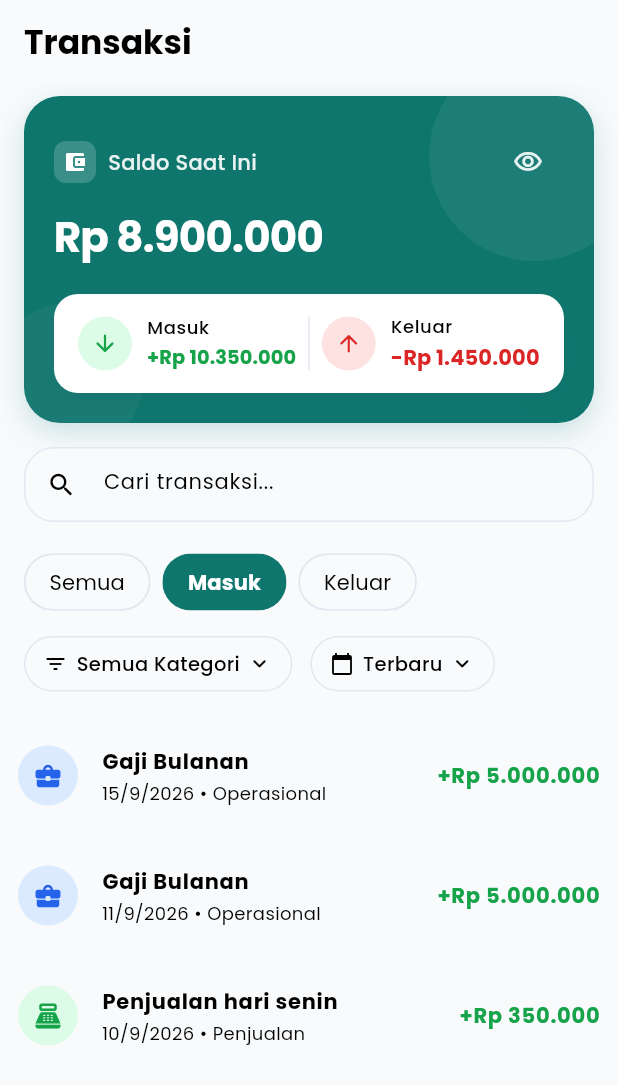
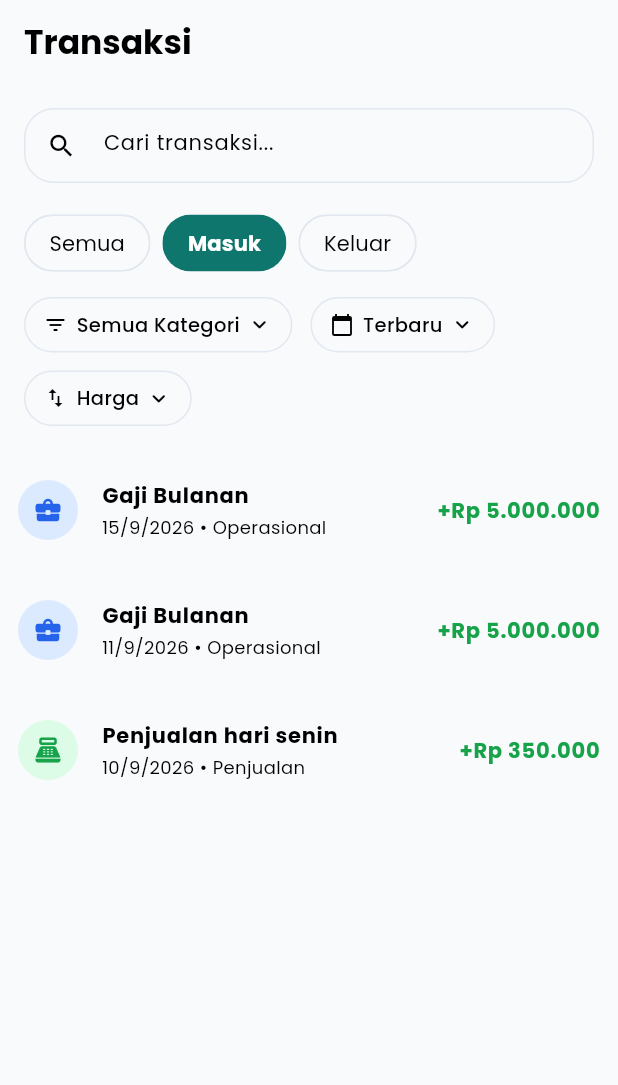
Before and after one commit to fachturrpl1/tallo, a Flutter app: the screen it shows after launch, after a tap on "Masuk", on a phone screen of 412 x 824 dp. Shown: the top 1085 px of the screen. Run offline on Flutter 3.47's test engine with Material 3 defaults, Android fonts, the phone set to English and light mode, and no system bars; our stand-ins replace google_fonts, shared_preferences.

Commit message:
feat(transactions): add price sorting and fix date sort state reset

```diff
--- a/lib/features/pages/splashscreen.dart
+++ b/lib/features/pages/splashscreen.dart
@@ -44,7 +44,7 @@ class _SplashScreenState extends State<SplashScreen> {
             mainAxisSize: MainAxisSize.min,
             children: [
               Image.asset(
-                'static/logoname.png',
+                'assets/logoname.png',
                 width: 220,
                 fit: BoxFit.contain,
               ),
--- a/lib/features/pages/transactions_page.dart
+++ b/lib/features/pages/transactions_page.dart
@@ -3,7 +3,6 @@ import 'package:tallo/features/widgets/transactions/transaction_emptystate.dart'
 import '../widgets/transactions/transaction_search_bar.dart';
 import '../widgets/transactions/transaction_category_filter.dart';
 import '../widgets/transactions/dropdown/transaction_dropdown_filter.dart';
-import '../widgets/dashboard/overview.dart';
 import '../widgets/transactions/card/transactions_card.dart';
 import '../models/transactions.dart';
 
@@ -16,19 +15,34 @@ class TransactionsPage extends StatefulWidget {
   State<TransactionsPage> createState() => _TransactionPageState();
 }
 
-enum SortOrder { latest, oldest }
+enum DateSortOrder { latest, oldest }
+enum PriceSortOrder { highest, lowest }
+enum _SortPriority { date, price}
 
 class _TransactionPageState extends State<TransactionsPage> {
   final TextEditingController _searchController = TextEditingController();
+
   bool? _selectedMasuk;
   String _searchQuery = '';
-  SortOrder _sortOrder = SortOrder.latest;
+
+  DateSortOrder _dateOrder = DateSortOrder.latest;
+  PriceSortOrder? _priceSort;
+  _SortPriority _sortPriority = _SortPriority.date;
+
   String? _selectedCategory;
 
-  String get _sortLabel =>
-      _sortOrder == SortOrder.latest ? 'Terbaru' : 'Terlama';
+  String get _sortLabel {
+    return _dateOrder == DateSortOrder.latest ? 'Terbaru' : 'Terlama';
+  }
 
-  // Helper untuk menentukan label tombol dropdown kategori
+  String get _priceSortLabel {
+    return switch (_priceSort) {
+      PriceSortOrder.highest => 'Tertinggi',
+      PriceSortOrder.lowest => 'Terendah',
+      null => 'Harga',
+    };
+  }
+
   String get _categoryLabel {
     if (_selectedCategory == null) return 'Semua Kategori';
     return Transactions.categoriesOption
@@ -47,71 +61,94 @@ class _TransactionPageState extends State<TransactionsPage> {
 
   List<Transactions> get _hasilFilter {
     final hasil = widget.transactionsList.where((t) {
-      // 1. Filter Jenis (Masuk / Keluar)
-      final bool cocokJenis =
-          _selectedMasuk == null || t.masuk == _selectedMasuk;
-
-      // 2. Filter Pencarian Teks
+      final bool cocokJenis = _selectedMasuk == null || t.masuk == _selectedMasuk;
       final String query = _searchQuery.trim().toLowerCase();
-      final bool cocokCari =
-          query.isEmpty || t.keterangan.toLowerCase().contains(query);
-
-      // 3. Filter Kategori (Diterapkan di sini)
+      final bool cocokCari = query.isEmpty || t.keterangan.toLowerCase().contains(query);
       final bool cocokKategori =
           _selectedCategory == null || t.kategori == _selectedCategory;
-
       return cocokJenis && cocokCari && cocokKategori;
     }).toList();
 
-    // Urutkan berdasarkan tanggal
-    hasil.sort((a, b) => _sortOrder == SortOrder.latest
-        ? b.tanggal.compareTo(a.tanggal)
-        : a.tanggal.compareTo(b.tanggal));
+    int compareByDate(Transactions a, Transactions b) {
+      return _dateOrder == DateSortOrder.latest
+          ? b.tanggal.compareTo(a.tanggal)
+          : a.tanggal.compareTo(b.tanggal);
+    }
+
+    int compareByPrice(Transactions a, Transactions b) {
+      if (_priceSort == null) return 0; // tidak berpengaruh kalau tidak aktif
+      return _priceSort == PriceSortOrder.highest
+          ? b.jumlah.compareTo(a.jumlah)
+          : a.jumlah.compareTo(b.jumlah);
+    }
+
+    hasil.sort((a, b) {
+      if (_sortPriority == _SortPriority.price && _priceSort != null) {
+        final primary = compareByPrice(a, b);
+        return primary != 0 ? primary : compareByDate(a, b);
+      } else {
+        final primary = compareByDate(a, b);
+        return primary != 0 ? primary : compareByPrice(a, b);
+      }
+    });
 
     return hasil;
   }
 
-  Future<void> _showSortMenu(BuildContext context) async {
+  RelativeRect _menuPositionOf(BuildContext context) {
     final RenderBox button = context.findRenderObject() as RenderBox;
     final RenderBox overlay =
         Overlay.of(context).context.findRenderObject() as RenderBox;
-    final position = RelativeRect.fromRect(
+    return RelativeRect.fromRect(
       Rect.fromPoints(
-        button.localToGlobal(Offset(0, button.size.height + 4),
-            ancestor: overlay),
-        button.localToGlobal(button.size.bottomRight(Offset.zero),
-            ancestor: overlay),
+        button.localToGlobal(Offset(0, button.size.height + 4), ancestor: overlay),
+        button.localToGlobal(button.size.bottomRight(Offset.zero), ancestor: overlay),
       ),
       Offset.zero & overlay.size,
     );
+  }
 
-    final result = await showMenu<SortOrder>(
+  Future<void> _showSortMenu(BuildContext context) async {
+    final position = _menuPositionOf(context);
+
+    final result = await showMenu<DateSortOrder>(
       context: context,
       position: position,
       items: const [
-        PopupMenuItem(value: SortOrder.latest, child: Text('Terbaru')),
-        PopupMenuItem(value: SortOrder.oldest, child: Text('Terlama')),
+        PopupMenuItem(value: DateSortOrder.latest, child: Text('Terbaru')),
+        PopupMenuItem(value: DateSortOrder.oldest, child: Text('Terlama')),
       ],
     );
 
     if (result != null) {
-      setState(() => _sortOrder = result);
+      setState(() {
+        _dateOrder = result;
+        _sortPriority = _SortPriority.date;
+      });
     }
   }
 
+  Future<void> _showPriceSortMenu(BuildContext context) async {
+    final position = _menuPositionOf(context);
+
+    final result = await showMenu<PriceSortOrder?>(
+      context: context,
+      position: position,
+      items: const [
+        PopupMenuItem(value: null, child: Text('Tidak diurutkan')),
+        PopupMenuItem(value: PriceSortOrder.highest, child: Text('Harga Tertinggi')),
+        PopupMenuItem(value: PriceSortOrder.lowest, child: Text('Harga Terendah')),
+      ],
+    );
+
+    setState(() {
+      _priceSort = result;
+      _sortPriority = result != null ? _SortPriority.price : _SortPriority.date;
+    });
+  }
+
   Future<void> _showCategoriesMenu(BuildContext context) async {
-    final RenderBox button = context.findRenderObject() as RenderBox;
-    final RenderBox overlay =
-        Overlay.of(context).context.findRenderObject() as RenderBox;
-    final position = RelativeRect.fromRect(
-      Rect.fromPoints(
-        button.localToGlobal(Offset(0, button.size.height + 4),
-            ancestor: overlay),
-        button.localToGlobal(button.size.bottomRight(Offset.zero),
-            ancestor: overlay),
-      ),
-      Offset.zero & overlay.size,
-    );
+    final position = _menuPositionOf(context);
 
     final result = await showMenu<String?>(
       context: context,
@@ -160,10 +197,6 @@ class _TransactionPageState extends State<TransactionsPage> {
       ),
       body: Column(
         children: [
-          DashboardOverview(
-            transactions: widget.transactionsList,
-            margin: const EdgeInsets.fromLTRB(16.0, 8.0, 16.0, 0.0),
-          ),
           Padding(
             padding: const EdgeInsets.all(16.0),
             child: LayoutBuilder(
@@ -217,6 +250,13 @@ class _TransactionPageState extends State<TransactionsPage> {
                                 onTap: () => _showSortMenu(context),
                               ),
                             ),
+                            Builder(
+                              builder: (context) => TransactionFilterDropdown(
+                                label: _priceSortLabel,
+                                prefixIcon: Icons.swap_vert,
+                                onTap: () => _showPriceSortMenu(context),
+                              ),
+                            ),
                           ],
                         ),
                       ],
--- a/lib/features/widgets/dashboard/overview.dart
+++ /dev/null
@@ -1,383 +0,0 @@
-import 'package:flutter/material.dart';
-import 'package:intl/intl.dart';
-import '../../../core/theme/app_colors.dart';
-import '../../models/transactions.dart';
-
-/// Widget overview dashboard untuk menampilkan:
-/// 1. Saldo saat ini
-/// 2. Total dana masuk (pemasukan)
-/// 3. Total dana keluar (pengeluaran)
-class DashboardOverview extends StatefulWidget {
-  /// Daftar transaksi untuk kalkulasi otomatis
-  final List<Transactions>? transactions;
-
-  /// Nilai saldo eksplisit (opsional, jika tidak menggunakan daftar transaksi)
-  final int? saldo;
-
-  /// Nilai total dana masuk eksplisit (opsional)
-  final int? totalMasuk;
-
-  /// Nilai total dana keluar eksplisit (opsional)
-  final int? totalKeluar;
-
-  /// Pengaturan awal untuk visibilitas saldo (default: false / terlihat)
-  final bool hideBalanceByDefault;
-
-  /// Margin eksternal widget
-  final EdgeInsetsGeometry? margin;
-
-  const DashboardOverview({
-    super.key,
-    this.transactions,
-    this.saldo,
-    this.totalMasuk,
-    this.totalKeluar,
-    this.hideBalanceByDefault = false,
-    this.margin,
-  });
-
-  /// Factory constructor langsung dari daftar transaksi
-  factory DashboardOverview.fromTransactions({
-    Key? key,
-    required List<Transactions> transactions,
-    bool hideBalanceByDefault = false,
-    EdgeInsetsGeometry? margin,
-  }) {
-    return DashboardOverview(
-      key: key,
-      transactions: transactions,
-      hideBalanceByDefault: hideBalanceByDefault,
-      margin: margin,
-    );
-  }
-
-  /// Factory constructor dari nilai nominal manual
-  factory DashboardOverview.manual({
-    Key? key,
-    required int saldo,
-    required int totalMasuk,
-    required int totalKeluar,
-    bool hideBalanceByDefault = false,
-    EdgeInsetsGeometry? margin,
-  }) {
-    return DashboardOverview(
-      key: key,
-      saldo: saldo,
-      totalMasuk: totalMasuk,
-      totalKeluar: totalKeluar,
-      hideBalanceByDefault: hideBalanceByDefault,
-      margin: margin,
-    );
-  }
-
-  @override
-  State<DashboardOverview> createState() => _DashboardOverviewState();
-}
-
-class _DashboardOverviewState extends State<DashboardOverview> {
-  late bool _isBalanceVisible;
-
-  @override
-  void initState() {
-    super.initState();
-    _isBalanceVisible = !widget.hideBalanceByDefault;
-  }
-
-  /// Menghitung total dana masuk
-  int get _calculatedMasuk {
-    if (widget.totalMasuk != null) return widget.totalMasuk!;
-    if (widget.transactions == null) return 0;
-    return widget.transactions!
-        .where((t) => t.masuk && t.jumlah > 0)
-        .fold<int>(0, (sum, t) => sum + t.jumlah);
-  }
-
-  /// Menghitung total dana keluar
-  int get _calculatedKeluar {
-    if (widget.totalKeluar != null) return widget.totalKeluar!;
-    if (widget.transactions == null) return 0;
-    return widget.transactions!
-        .where((t) => !t.masuk && t.jumlah > 0)
-        .fold<int>(0, (sum, t) => sum + t.jumlah);
-  }
-
-  /// Menghitung saldo saat ini (memanfaatkan hitungSaldo jika ada list transaksi)
-  int get _calculatedSaldo {
-    if (widget.saldo != null) return widget.saldo!;
-    if (widget.transactions != null) {
-      return hitungSaldo(widget.transactions!);
-    }
-    return _calculatedMasuk - _calculatedKeluar;
-  }
-
-  @override
-  Widget build(BuildContext context) {
-    final theme = Theme.of(context);
-    final colorScheme = theme.colorScheme;
-    final textTheme = theme.textTheme;
-    final isDark = theme.brightness == Brightness.dark;
-    final appColors = theme.extension<AppColors>() ??
-        (isDark ? AppColors.dark : AppColors.light);
-
-    final currencyFormat = NumberFormat.decimalPattern('id_ID');
-
-    final saldoValue = _calculatedSaldo;
-    final masukValue = _calculatedMasuk;
-    final keluarValue = _calculatedKeluar;
-
-    return Container(
-      margin: widget.margin ?? const EdgeInsets.symmetric(horizontal: 16.0, vertical: 8.0),
-      decoration: BoxDecoration(
-        color: colorScheme.primary, // Menggunakan warna solid primary
-        borderRadius: BorderRadius.circular(24),
-        boxShadow: [
-          BoxShadow(
-            color: colorScheme.primary.withValues(alpha: 0.2),
-            blurRadius: 16,
-            offset: const Offset(0, 6),
-          ),
-        ],
-      ),
-      child: ClipRRect(
-        borderRadius: BorderRadius.circular(24),
-        child: Stack(
-          children: [
-            // Ornamen dekoratif latar belakang (Solid Soft)
-            Positioned(
-              right: -30,
-              top: -30,
-              child: Container(
-                width: 140,
-                height: 140,
-                decoration: BoxDecoration(
-                  shape: BoxShape.circle,
-                  color: Colors.white.withValues(alpha: 0.06),
-                ),
-              ),
-            ),
-            Positioned(
-              left: -20,
-              bottom: -20,
-              child: Container(
-                width: 100,
-                height: 100,
-                decoration: BoxDecoration(
-                  shape: BoxShape.circle,
-                  color: Colors.white.withValues(alpha: 0.04),
-                ),
-              ),
-            ),
-
-            // Konten Utama
-            Padding(
-              padding: const EdgeInsets.all(20.0),
-              child: Column(
-                crossAxisAlignment: CrossAxisAlignment.start,
-                children: [
-                  // Header Saldo & Tombol Toggle Visibilitas
-                  Row(
-                    mainAxisAlignment: MainAxisAlignment.spaceBetween,
-                    children: [
-                      Row(
-                        children: [
-                          Container(
-                            padding: const EdgeInsets.all(6),
-                            decoration: BoxDecoration(
-                              color: Colors.white.withValues(alpha: 0.18),
-                              borderRadius: BorderRadius.circular(8),
-                            ),
-                            child: const Icon(
-                              Icons.account_balance_wallet_rounded,
-                              size: 16,
-                              color: Colors.white,
-                            ),
-                          ),
-                          const SizedBox(width: 8),
-                          Text(
-                            'Saldo Saat Ini',
-                            style: textTheme.bodyMedium?.copyWith(
-                              color: Colors.white.withValues(alpha: 0.9),
-                              fontWeight: FontWeight.w500,
-                              letterSpacing: 0.2,
-                            ),
-                          ),
-                        ],
-                      ),
-                      IconButton(
-                        onPressed: () {
-                          setState(() {
-                            _isBalanceVisible = !_isBalanceVisible;
-                          });
-                        },
-                        icon: Icon(
-                          _isBalanceVisible
-                              ? Icons.visibility_outlined
-                              : Icons.visibility_off_outlined,
-                          color: Colors.white.withValues(alpha: 0.9),
-                          size: 20,
-                        ),
-                        splashRadius: 20,
-                        tooltip: _isBalanceVisible
-                            ? 'Sembunyikan saldo'
-                            : 'Tampilkan saldo',
-                      ),
-                    ],
-                  ),
-                  const SizedBox(height: 8),
-
-                  // Tampilan Nominal Saldo
-                  Text(
-                    _isBalanceVisible
-                        ? 'Rp ${currencyFormat.format(saldoValue)}'
-                        : 'Rp ••••••••',
-                    style: textTheme.headlineMedium?.copyWith(
-                      color: Colors.white,
-                      fontWeight: FontWeight.bold,
-                      letterSpacing: -0.5,
-                    ),
-                  ),
-                  const SizedBox(height: 20),
-
-                  // Kotak Ringkasan Dana Masuk & Dana Keluar
-                  Container(
-                    padding: const EdgeInsets.symmetric(
-                      horizontal: 16.0,
-                      vertical: 14.0,
-                    ),
-                    decoration: BoxDecoration(
-                      color: isDark ? colorScheme.surface : Colors.white,
-                      borderRadius: BorderRadius.circular(16),
-                      boxShadow: [
-                        BoxShadow(
-                          color: Colors.black.withValues(alpha: isDark ? 0.2 : 0.04),
-                          blurRadius: 10,
-                          offset: const Offset(0, 4),
-                        ),
-                      ],
-                    ),
-                    child: LayoutBuilder(
-                      builder: (context, constraints) {
-                        return Row(
-                          children: [
-                            // Dana Masuk
-                            Expanded(
-                              child: Row(
-                                children: [
-                                  CircleAvatar(
-                                    radius: 18,
-                                    backgroundColor: appColors.greenBg,
-                                    child: Icon(
-                                      Icons.arrow_downward_rounded,
-                                      color: appColors.green,
-                                      size: 18,
-                                    ),
-                                  ),
-                                  const SizedBox(width: 10),
-                                  Expanded(
-                                    child: Column(
-                                      crossAxisAlignment:
-                                          CrossAxisAlignment.start,
-                                      children: [
-                                        Text(
-                                          'Masuk',
-                                          style: textTheme.bodySmall?.copyWith(
-                                            fontWeight: FontWeight.w500,
-                                            color: colorScheme.onSurfaceVariant,
-                                          ),
-                                          maxLines: 1,
-                                          overflow: TextOverflow.ellipsis,
-                                        ),
-                                        const SizedBox(height: 2),
-                                        FittedBox(
-                                          fit: BoxFit.scaleDown,
-                                          alignment: Alignment.centerLeft,
-                                          child: Text(
-                                            _isBalanceVisible
-                                                ? '+Rp ${currencyFormat.format(masukValue)}'
-                                                : '••••••••',
-                                            style: textTheme.labelLarge?.copyWith(
-                                              fontWeight: FontWeight.bold,
-                                              color: appColors.green,
-                                            ),
-                                          ),
-                                        ),
-                                      ],
-                                    ),
-                                  ),
-                                ],
-                              ),
-                            ),
-
-                            // Garis Pembatas Vertikal
-                            Container(
-                              height: 36,
-                              width: 1,
-                              margin: const EdgeInsets.symmetric(horizontal: 8),
-                              color: colorScheme.outlineVariant,
-                            ),
-
-                            // Dana Keluar
-                            Expanded(
-                              child: Row(
-                                children: [
-                                  CircleAvatar(
-                                    radius: 18,
-                                    backgroundColor: appColors.redBg,
-                                    child: Icon(
-                                      Icons.arrow_upward_rounded,
-                                      color: appColors.red,
-                                      size: 18,
-                                    ),
-                                  ),
-                                  const SizedBox(width: 10),
-                                  Expanded(
-                                    child: Column(
-                                      crossAxisAlignment:
-                                          CrossAxisAlignment.start,
-                                      children: [
-                                        Text(
-                                          'Keluar',
-                                          style: textTheme.bodySmall?.copyWith(
-                                            fontWeight: FontWeight.w500,
-                                            color: colorScheme.onSurfaceVariant,
-                                          ),
-                                          maxLines: 1,
-                                          overflow: TextOverflow.ellipsis,
-                                        ),
-                                        const SizedBox(height: 2),
-                                        FittedBox(
-                                          fit: BoxFit.scaleDown,
-                                          alignment: Alignment.centerLeft,
-                                          child: Text(
-                                            _isBalanceVisible
-                                                ? '-Rp ${currencyFormat.format(keluarValue)}'
-                                                : '••••••••',
-                                            style: textTheme.labelLarge?.copyWith(
-                                              fontWeight: FontWeight.bold,
-                                              color: appColors.red,
-                                            ),
-                                          ),
-                                        ),
-                                      ],
-                                    ),
-                                  ),
-                                ],
-                              ),
-                            ),
-                          ],
-                        );
-                      },
-                    ),
-                  ),
-                ],
-              ),
-            ),
-          ],
-        ),
-      ),
-    );
-  }
-}
-
-/// Alias agar mudah diimport dengan nama OverviewCard
-typedef OverviewCard = DashboardOverview;
```
